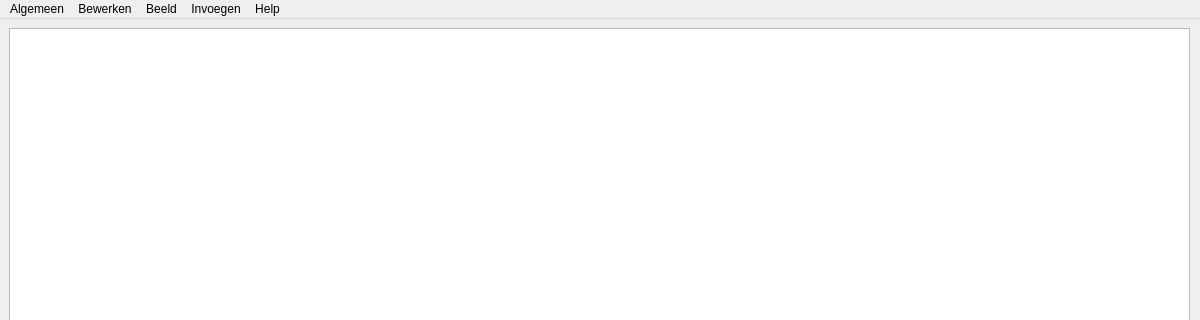
Old version of the form plaintext4.ui in the repository keesdekeijzer/Edith; both pictures show x 0 to 1200 and y 0 to 320 of the 1200 by 800 pixel window.
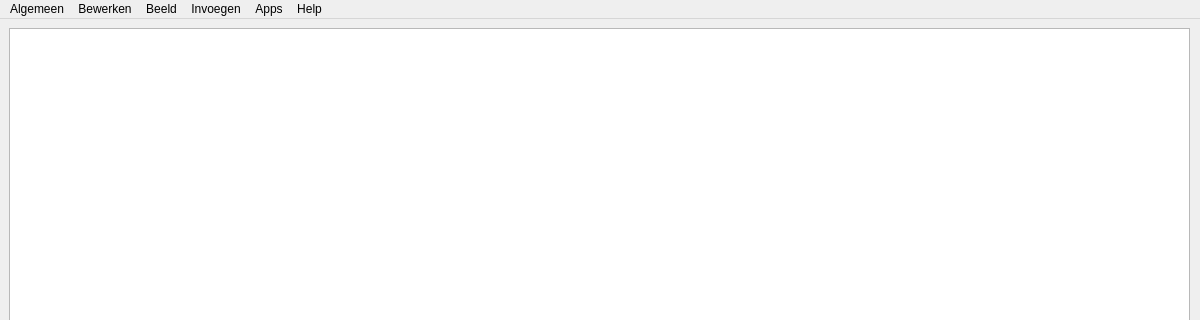
New version of the form.

The edit to the form file:
```diff
--- a/plaintext4.ui
+++ b/plaintext4.ui
@@ -128,11 +128,20 @@
     <addaction name="actionFont"/>
     <addaction name="actionLettergrootte"/>
    </widget>
+   <widget class="QMenu" name="menuApps">
+    <property name="title">
+     <string>Apps</string>
+    </property>
+    <addaction name="actionMemo"/>
+    <addaction name="actionMemo_lijst"/>
+   </widget>
    <addaction name="menuAlgemeen"/>
    <addaction name="menuBewerken"/>
    <addaction name="menuBeeld"/>
    <addaction name="menuInvoegen"/>
+   <addaction name="menuApps"/>
    <addaction name="menuHelp"/>
+   
   </widget>
   <widget class="QStatusBar" name="statusbar"/>
   <action name="actionNieuw">
```
Left out of the diff: 10 changed lines with no effect on the pictures.
